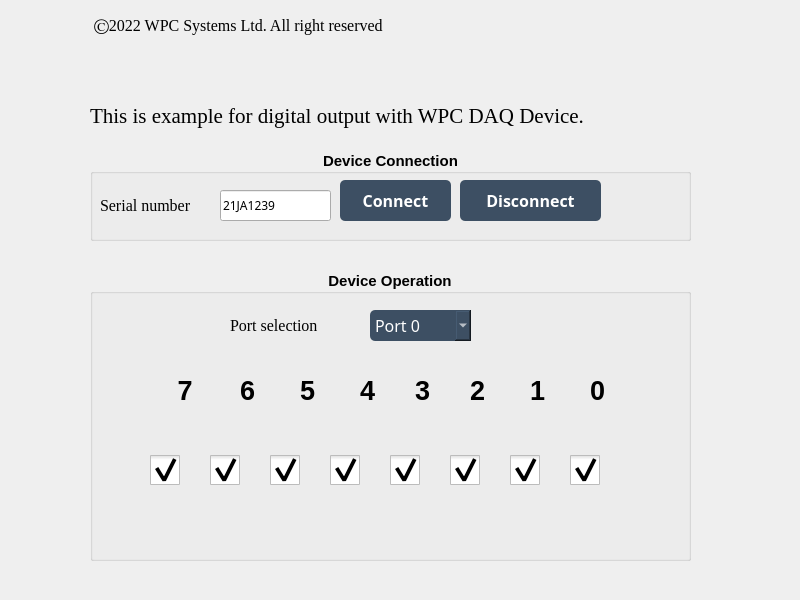
The window that examples/GUI/DIO/Example_digital_output/UI_design/example_GUI_DO.ui (WPC-Systems-Ltd/WPC_Python_driver_release) describes before a commit, drawn with Qt 5.
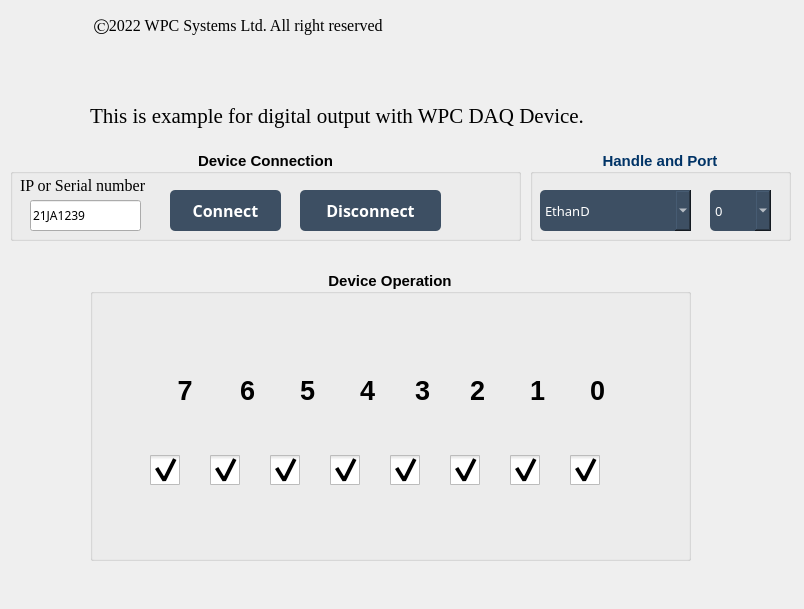
The same window after the commit. Icons and pictures are not drawn.

Commit message:
v1.1.0 - New products release EthanO & EthanL (#51)
v1.1.0 Date: 2022/11/23, Developer: Chunglee_people
-----------------------------------------------------------

### Added
- Add handle combobox in GUI example code
- Add product `EthanL` & `EthanO`
- Add `AO_waveform_generation.py` example code

### Changed
- Update `WPC_DAQ_Devices_User_Manual` from r19 to r20

What changed in the file:
```diff
--- a/examples/GUI/DIO/Example_digital_output/UI_design/example_GUI_DO.ui
+++ b/examples/GUI/DIO/Example_digital_output/UI_design/example_GUI_DO.ui
@@ -6,8 +6,8 @@
    <rect>
     <x>0</x>
     <y>0</y>
-    <width>800</width>
-    <height>600</height>
+    <width>804</width>
+    <height>609</height>
    </rect>
   </property>
   <property name="minimumSize">
@@ -243,9 +243,9 @@
    <widget class="QGroupBox" name="groupBox_connection">
     <property name="geometry">
      <rect>
-      <x>90</x>
+      <x>10</x>
       <y>150</y>
-      <width>601</width>
+      <width>511</width>
       <height>91</height>
      </rect>
     </property>
@@ -271,8 +271,8 @@
     <widget class="QPushButton" name="btn_connect">
      <property name="geometry">
       <rect>
-       <x>250</x>
-       <y>30</y>
+       <x>160</x>
+       <y>40</y>
        <width>111</width>
        <height>41</height>
       </rect>
@@ -304,8 +304,8 @@
     <widget class="QPushButton" name="btn_disconnect">
      <property name="geometry">
       <rect>
-       <x>370</x>
-       <y>30</y>
+       <x>290</x>
+       <y>40</y>
        <width>141</width>
        <height>41</height>
       </rect>
@@ -338,8 +338,8 @@
      <property name="geometry">
       <rect>
        <x>10</x>
-       <y>40</y>
-       <width>121</width>
+       <y>20</y>
+       <width>131</width>
        <height>31</height>
       </rect>
      </property>
@@ -352,14 +352,14 @@
       </font>
      </property>
      <property name="text">
-      <string>Serial number</string>
+      <string>IP or Serial number</string>
      </property>
     </widget>
     <widget class="QLineEdit" name="lineEdit_SN">
      <property name="geometry">
       <rect>
-       <x>130</x>
-       <y>40</y>
+       <x>20</x>
+       <y>50</y>
        <width>111</width>
        <height>31</height>
       </rect>
@@ -379,8 +379,8 @@
     <widget class="QLabel" name="lb_led">
      <property name="geometry">
       <rect>
-       <x>530</x>
-       <y>20</y>
+       <x>450</x>
+       <y>30</y>
        <width>51</width>
        <height>51</height>
       </rect>
@@ -699,13 +699,14 @@
       <bool>true</bool>
      </property>
     </widget>
-    <widget class="QComboBox" name="combobox_port">
+   </widget>
+   <widget class="QGroupBox" name="groupBox_handle">
      <property name="geometry">
       <rect>
-       <x>280</x>
-       <y>40</y>
-       <width>101</width>
-       <height>31</height>
+      <x>530</x>
+      <y>150</y>
+      <width>261</width>
+      <height>91</height>
       </rect>
      </property>
      <property name="palette">
@@ -714,24 +715,69 @@
         <colorrole role="WindowText">
          <brush brushstyle="SolidPattern">
           <color alpha="255">
-           <red>255</red>
-           <green>255</green>
-           <blue>255</blue>
+          <red>0</red>
+          <green>51</green>
+          <blue>102</blue>
           </color>
          </brush>
         </colorrole>
         <colorrole role="Button">
          <brush brushstyle="SolidPattern">
           <color alpha="255">
-           <red>61</red>
-           <green>79</green>
-           <blue>99</blue>
+          <red>255</red>
+          <green>255</green>
+          <blue>255</blue>
+         </color>
+        </brush>
+       </colorrole>
+       <colorrole role="Light">
+        <brush brushstyle="SolidPattern">
+         <color alpha="255">
+          <red>255</red>
+          <green>255</green>
+          <blue>255</blue>
+         </color>
+        </brush>
+       </colorrole>
+       <colorrole role="Midlight">
+        <brush brushstyle="SolidPattern">
+         <color alpha="255">
+          <red>255</red>
+          <green>255</green>
+          <blue>255</blue>
+         </color>
+        </brush>
+       </colorrole>
+       <colorrole role="Dark">
+        <brush brushstyle="SolidPattern">
+         <color alpha="255">
+          <red>127</red>
+          <green>127</green>
+          <blue>127</blue>
+         </color>
+        </brush>
+       </colorrole>
+       <colorrole role="Mid">
+        <brush brushstyle="SolidPattern">
+         <color alpha="255">
+          <red>170</red>
+          <green>170</green>
+          <blue>170</blue>
           </color>
          </brush>
         </colorrole>
         <colorrole role="Text">
          <brush brushstyle="SolidPattern">
           <color alpha="255">
+          <red>0</red>
+          <green>0</green>
+          <blue>0</blue>
+         </color>
+        </brush>
+       </colorrole>
+       <colorrole role="BrightText">
+        <brush brushstyle="SolidPattern">
+         <color alpha="255">
            <red>255</red>
            <green>255</green>
            <blue>255</blue>
@@ -741,36 +787,72 @@
         <colorrole role="ButtonText">
          <brush brushstyle="SolidPattern">
           <color alpha="255">
-           <red>255</red>
-           <green>255</green>
-           <blue>255</blue>
+          <red>0</red>
+          <green>0</green>
+          <blue>0</blue>
           </color>
          </brush>
         </colorrole>
         <colorrole role="Base">
          <brush brushstyle="SolidPattern">
           <color alpha="255">
-           <red>61</red>
-           <green>79</green>
-           <blue>99</blue>
+          <red>255</red>
+          <green>255</green>
+          <blue>255</blue>
           </color>
          </brush>
         </colorrole>
         <colorrole role="Window">
          <brush brushstyle="SolidPattern">
           <color alpha="255">
-           <red>61</red>
-           <green>79</green>
-           <blue>99</blue>
+          <red>255</red>
+          <green>255</green>
+          <blue>255</blue>
+         </color>
+        </brush>
+       </colorrole>
+       <colorrole role="Shadow">
+        <brush brushstyle="SolidPattern">
+         <color alpha="255">
+          <red>0</red>
+          <green>0</green>
+          <blue>0</blue>
+         </color>
+        </brush>
+       </colorrole>
+       <colorrole role="AlternateBase">
+        <brush brushstyle="SolidPattern">
+         <color alpha="255">
+          <red>255</red>
+          <green>255</green>
+          <blue>255</blue>
+         </color>
+        </brush>
+       </colorrole>
+       <colorrole role="ToolTipBase">
+        <brush brushstyle="SolidPattern">
+         <color alpha="255">
+          <red>255</red>
+          <green>255</green>
+          <blue>220</blue>
+         </color>
+        </brush>
+       </colorrole>
+       <colorrole role="ToolTipText">
+        <brush brushstyle="SolidPattern">
+         <color alpha="255">
+          <red>0</red>
+          <green>0</green>
+          <blue>0</blue>
           </color>
          </brush>
         </colorrole>
         <colorrole role="PlaceholderText">
          <brush brushstyle="NoBrush">
           <color alpha="128">
-           <red>255</red>
-           <green>255</green>
-           <blue>255</blue>
+          <red>0</red>
+          <green>0</green>
+          <blue>0</blue>
           </color>
          </brush>
         </colorrole>
@@ -779,24 +861,69 @@
         <colorrole role="WindowText">
          <brush brushstyle="SolidPattern">
           <color alpha="255">
-           <red>255</red>
-           <green>255</green>
-           <blue>255</blue>
+          <red>0</red>
+          <green>51</green>
+          <blue>102</blue>
           </color>
          </brush>
         </colorrole>
         <colorrole role="Button">
          <brush brushstyle="SolidPattern">
           <color alpha="255">
-           <red>61</red>
-           <green>79</green>
-           <blue>99</blue>
+          <red>255</red>
+          <green>255</green>
+          <blue>255</blue>
+         </color>
+        </brush>
+       </colorrole>
+       <colorrole role="Light">
+        <brush brushstyle="SolidPattern">
+         <color alpha="255">
+          <red>255</red>
+          <green>255</green>
+          <blue>255</blue>
+         </color>
+        </brush>
+       </colorrole>
+       <colorrole role="Midlight">
+        <brush brushstyle="SolidPattern">
+         <color alpha="255">
+          <red>255</red>
+          <green>255</green>
+          <blue>255</blue>
+         </color>
+        </brush>
+       </colorrole>
+       <colorrole role="Dark">
+        <brush brushstyle="SolidPattern">
+         <color alpha="255">
+          <red>127</red>
+          <green>127</green>
+          <blue>127</blue>
+         </color>
+        </brush>
+       </colorrole>
+       <colorrole role="Mid">
+        <brush brushstyle="SolidPattern">
+         <color alpha="255">
+          <red>170</red>
+          <green>170</green>
+          <blue>170</blue>
           </color>
          </brush>
         </colorrole>
         <colorrole role="Text">
          <brush brushstyle="SolidPattern">
           <color alpha="255">
+          <red>0</red>
+          <green>0</green>
+          <blue>0</blue>
+         </color>
+        </brush>
+       </colorrole>
+       <colorrole role="BrightText">
+        <brush brushstyle="SolidPattern">
+         <color alpha="255">
            <red>255</red>
            <green>255</green>
            <blue>255</blue>
@@ -806,36 +933,72 @@
         <colorrole role="ButtonText">
          <brush brushstyle="SolidPattern">
           <color alpha="255">
-           <red>255</red>
-           <green>255</green>
-           <blue>255</blue>
+          <red>0</red>
+          <green>0</green>
+          <blue>0</blue>
           </color>
          </brush>
         </colorrole>
         <colorrole role="Base">
          <brush brushstyle="SolidPattern">
           <color alpha="255">
-           <red>61</red>
-           <green>79</green>
-           <blue>99</blue>
+          <red>255</red>
+          <green>255</green>
+          <blue>255</blue>
           </color>
          </brush>
         </colorrole>
         <colorrole role="Window">
          <brush brushstyle="SolidPattern">
           <color alpha="255">
-           <red>61</red>
-           <green>79</green>
-           <blue>99</blue>
+          <red>255</red>
+          <green>255</green>
+          <blue>255</blue>
+         </color>
+        </brush>
+       </colorrole>
+       <colorrole role="Shadow">
+        <brush brushstyle="SolidPattern">
+         <color alpha="255">
+          <red>0</red>
+          <green>0</green>
+          <blue>0</blue>
+         </color>
+        </brush>
+       </colorrole>
+       <colorrole role="AlternateBase">
+        <brush brushstyle="SolidPattern">
+         <color alpha="255">
+          <red>255</red>
+          <green>255</green>
+          <blue>255</blue>
+         </color>
+        </brush>
+       </colorrole>
+       <colorrole role="ToolTipBase">
+        <brush brushstyle="SolidPattern">
+         <color alpha="255">
+          <red>255</red>
+          <green>255</green>
+          <blue>220</blue>
+         </color>
+        </brush>
+       </colorrole>
+       <colorrole role="ToolTipText">
+        <brush brushstyle="SolidPattern">
+         <color alpha="255">
+          <red>0</red>
+          <green>0</green>
+          <blue>0</blue>
           </color>
          </brush>
         </colorrole>
         <colorrole role="PlaceholderText">
          <brush brushstyle="NoBrush">
           <color alpha="128">
-           <red>255</red>
-           <green>255</green>
-           <blue>255</blue>
+          <red>0</red>
+          <green>0</green>
+          <blue>0</blue>
           </color>
          </brush>
         </colorrole>
@@ -844,24 +1007,69 @@
         <colorrole role="WindowText">
          <brush brushstyle="SolidPattern">
           <color alpha="255">
-           <red>255</red>
-           <green>255</green>
-           <blue>255</blue>
+          <red>127</red>
+          <green>127</green>
+          <blue>127</blue>
           </color>
          </brush>
         </colorrole>
         <colorrole role="Button">
          <brush brushstyle="SolidPattern">
           <color alpha="255">
-           <red>61</red>
-           <green>79</green>
-           <blue>99</blue>
+          <red>255</red>
+          <green>255</green>
+          <blue>255</blue>
+         </color>
+        </brush>
+       </colorrole>
+       <colorrole role="Light">
+        <brush brushstyle="SolidPattern">
+         <color alpha="255">
+          <red>255</red>
+          <green>255</green>
+          <blue>255</blue>
+         </color>
+        </brush>
+       </colorrole>
+       <colorrole role="Midlight">
+        <brush brushstyle="SolidPattern">
+         <color alpha="255">
+          <red>255</red>
+          <green>255</green>
+          <blue>255</blue>
+         </color>
+        </brush>
+       </colorrole>
+       <colorrole role="Dark">
+        <brush brushstyle="SolidPattern">
+         <color alpha="255">
+          <red>127</red>
+          <green>127</green>
+          <blue>127</blue>
+         </color>
+        </brush>
+       </colorrole>
+       <colorrole role="Mid">
+        <brush brushstyle="SolidPattern">
+         <color alpha="255">
+          <red>170</red>
+          <green>170</green>
+          <blue>170</blue>
           </color>
          </brush>
         </colorrole>
         <colorrole role="Text">
          <brush brushstyle="SolidPattern">
           <color alpha="255">
+          <red>127</red>
+          <green>127</green>
+          <blue>127</blue>
+         </color>
+        </brush>
+       </colorrole>
+       <colorrole role="BrightText">
+        <brush brushstyle="SolidPattern">
+         <color alpha="255">
            <red>255</red>
            <green>255</green>
            <blue>255</blue>
@@ -871,36 +1079,72 @@
         <colorrole role="ButtonText">
          <brush brushstyle="SolidPattern">
           <color alpha="255">
-           <red>255</red>
-           <green>255</green>
-           <blue>255</blue>
+          <red>127</red>
+          <green>127</green>
+          <blue>127</blue>
           </color>
          </brush>
         </colorrole>
         <colorrole role="Base">
          <brush brushstyle="SolidPattern">
           <color alpha="255">
-           <red>61</red>
-           <green>79</green>
-           <blue>99</blue>
+          <red>255</red>
+          <green>255</green>
+          <blue>255</blue>
           </color>
          </brush>
         </colorrole>
         <colorrole role="Window">
          <brush brushstyle="SolidPattern">
           <color alpha="255">
-           <red>61</red>
-           <green>79</green>
-           <blue>99</blue>
+          <red>255</red>
+          <green>255</green>
+          <blue>255</blue>
+         </color>
+        </brush>
+       </colorrole>
+       <colorrole role="Shadow">
+        <brush brushstyle="SolidPattern">
+         <color alpha="255">
+          <red>0</red>
+          <green>0</green>
+          <blue>0</blue>
+         </color>
+        </brush>
+       </colorrole>
+       <colorrole role="AlternateBase">
+        <brush brushstyle="SolidPattern">
+         <color alpha="255">
+          <red>255</red>
+          <green>255</green>
+          <blue>255</blue>
+         </color>
+        </brush>
+       </colorrole>
+       <colorrole role="ToolTipBase">
+        <brush brushstyle="SolidPattern">
+         <color alpha="255">
+          <red>255</red>
+          <green>255</green>
+          <blue>220</blue>
+         </color>
+        </brush>
+       </colorrole>
+       <colorrole role="ToolTipText">
+        <brush brushstyle="SolidPattern">
+         <color alpha="255">
+          <red>0</red>
+          <green>0</green>
+          <blue>0</blue>
           </color>
          </brush>
         </colorrole>
         <colorrole role="PlaceholderText">
          <brush brushstyle="NoBrush">
           <color alpha="128">
-           <red>255</red>
-           <green>255</green>
-           <blue>255</blue>
+          <red>0</red>
+          <green>0</green>
+          <blue>0</blue>
           </color>
          </brush>
         </colorrole>
@@ -909,39 +1153,261 @@
      </property>
      <property name="font">
       <font>
-       <family>微軟正黑體</family>
-       <pointsize>12</pointsize>
-       <weight>50</weight>
-       <bold>false</bold>
-       <kerning>true</kerning>
-      </font>
-     </property>
-     <property name="acceptDrops">
-      <bool>false</bool>
-     </property>
+      <family>Arial</family>
+      <pointsize>11</pointsize>
+      <weight>75</weight>
+      <bold>true</bold>
+     </font>
+    </property>
      <property name="layoutDirection">
       <enum>Qt::LeftToRight</enum>
      </property>
-     <property name="autoFillBackground">
+    <property name="title">
+     <string>Handle and Port</string>
+    </property>
+    <property name="alignment">
+     <set>Qt::AlignCenter</set>
+    </property>
+    <property name="flat">
       <bool>false</bool>
      </property>
+    <property name="checkable">
+     <bool>false</bool>
+    </property>
+    <widget class="QComboBox" name="comboBox_handle">
+     <property name="geometry">
+      <rect>
+       <x>10</x>
+       <y>40</y>
+       <width>151</width>
+       <height>41</height>
+      </rect>
+     </property>
+     <property name="palette">
+      <palette>
+       <active>
+        <colorrole role="WindowText">
+         <brush brushstyle="SolidPattern">
+          <color alpha="255">
+           <red>255</red>
+           <green>255</green>
+           <blue>255</blue>
+          </color>
+         </brush>
+        </colorrole>
+        <colorrole role="Button">
+         <brush brushstyle="SolidPattern">
+          <color alpha="255">
+           <red>61</red>
+           <green>79</green>
+           <blue>99</blue>
+          </color>
+         </brush>
+        </colorrole>
+        <colorrole role="Text">
+         <brush brushstyle="SolidPattern">
+          <color alpha="255">
+           <red>255</red>
+           <green>255</green>
+           <blue>255</blue>
+          </color>
+         </brush>
+        </colorrole>
+        <colorrole role="ButtonText">
+         <brush brushstyle="SolidPattern">
+          <color alpha="255">
+           <red>255</red>
+           <green>255</green>
+           <blue>255</blue>
+          </color>
+         </brush>
+        </colorrole>
+        <colorrole role="Base">
+         <brush brushstyle="SolidPattern">
+          <color alpha="255">
+           <red>61</red>
+           <green>79</green>
+           <blue>99</blue>
+          </color>
+         </brush>
+        </colorrole>
+        <colorrole role="Window">
+         <brush brushstyle="SolidPattern">
+          <color alpha="255">
+           <red>61</red>
+           <green>79</green>
+           <blue>99</blue>
+          </color>
+         </brush>
+        </colorrole>
+        <colorrole role="PlaceholderText">
+         <brush brushstyle="NoBrush">
+          <color alpha="128">
+           <red>255</red>
+           <green>255</green>
+           <blue>255</blue>
+          </color>
+         </brush>
+        </colorrole>
+       </active>
+       <inactive>
+        <colorrole role="WindowText">
+         <brush brushstyle="SolidPattern">
+          <color alpha="255">
+           <red>255</red>
+           <green>255</green>
+           <blue>255</blue>
+          </color>
+         </brush>
+        </colorrole>
+        <colorrole role="Button">
+         <brush brushstyle="SolidPattern">
+          <color alpha="255">
+           <red>61</red>
+           <green>79</green>
+           <blue>99</blue>
+          </color>
+         </brush>
+        </colorrole>
+        <colorrole role="Text">
+         <brush brushstyle="SolidPattern">
+          <color alpha="255">
+           <red>255</red>
+           <green>255</green>
+           <blue>255</blue>
+          </color>
+         </brush>
+        </colorrole>
+        <colorrole role="ButtonText">
+         <brush brushstyle="SolidPattern">
+          <color alpha="255">
+           <red>255</red>
+           <green>255</green>
+           <blue>255</blue>
+          </color>
+         </brush>
+        </colorrole>
+        <colorrole role="Base">
+         <brush brushstyle="SolidPattern">
+          <color alpha="255">
+           <red>61</red>
+           <green>79</green>
+           <blue>99</blue>
+          </color>
+         </brush>
+        </colorrole>
+        <colorrole role="Window">
+         <brush brushstyle="SolidPattern">
+          <color alpha="255">
+           <red>61</red>
+           <green>79</green>
+           <blue>99</blue>
+          </color>
+         </brush>
+        </colorrole>
+        <colorrole role="PlaceholderText">
+         <brush brushstyle="NoBrush">
+          <color alpha="128">
+           <red>255</red>
+           <green>255</green>
+           <blue>255</blue>
+          </color>
+         </brush>
+        </colorrole>
+       </inactive>
+       <disabled>
+        <colorrole role="WindowText">
+         <brush brushstyle="SolidPattern">
+          <color alpha="255">
+           <red>255</red>
+           <green>255</green>
+           <blue>255</blue>
+          </color>
+         </brush>
+        </colorrole>
+        <colorrole role="Button">
+         <brush brushstyle="SolidPattern">
+          <color alpha="255">
+           <red>61</red>
+           <green>79</green>
+           <blue>99</blue>
+          </color>
+         </brush>
+        </colorrole>
+        <colorrole role="Text">
+         <brush brushstyle="SolidPattern">
+          <color alpha="255">
+           <red>255</red>
+           <green>255</green>
+           <blue>255</blue>
+          </color>
+         </brush>
+        </colorrole>
+        <colorrole role="ButtonText">
+         <brush brushstyle="SolidPattern">
+          <color alpha="255">
+           <red>255</red>
+           <green>255</green>
+           <blue>255</blue>
+          </color>
+         </brush>
+        </colorrole>
+        <colorrole role="Base">
+         <brush brushstyle="SolidPattern">
+          <color alpha="255">
+           <red>61</red>
+           <green>79</green>
+           <blue>99</blue>
+          </color>
+         </brush>
+        </colorrole>
+        <colorrole role="Window">
+         <brush brushstyle="SolidPattern">
+          <color alpha="255">
+           <red>61</red>
+           <green>79</green>
+           <blue>99</blue>
+          </color>
+         </brush>
+        </colorrole>
+        <colorrole role="PlaceholderText">
+         <brush brushstyle="NoBrush">
+          <color alpha="128">
+           <red>255</red>
+           <green>255</green>
+           <blue>255</blue>
+          </color>
+         </brush>
+        </colorrole>
+       </disabled>
+      </palette>
+     </property>
+     <property name="font">
+      <font>
+       <family>微軟正黑體</family>
+       <pointsize>10</pointsize>
+       <weight>50</weight>
+       <bold>false</bold>
+       <kerning>true</kerning>
+      </font>
+     </property>
      <property name="styleSheet">
       <string notr="true">background-color: rgb(61, 79, 99);
 border-radius : 5px;
 color:  rgb(255, 255, 255); </string>
      </property>
-     <property name="editable">
-      <bool>false</bool>
-     </property>
      <property name="currentText">
-      <string>Port 0</string>
+      <string>EthanD</string>
      </property>
-     <property name="frame">
-      <bool>true</bool>
+     <property name="currentIndex">
+      <number>0</number>
      </property>
+     <property name="minimumContentsLength">
+      <number>0</number>
+     </property>
      <item>
       <property name="text">
-       <string>Port 0</string>
+       <string>EthanD</string>
       </property>
      </item>
      <item>
@@ -960,25 +1426,252 @@
       </property>
      </item>
     </widget>
-   </widget>
-   <widget class="QLabel" name="lb_port">
+    <widget class="QComboBox" name="comboBox_port">
     <property name="geometry">
      <rect>
-      <x>230</x>
-      <y>310</y>
-      <width>121</width>
-      <height>31</height>
-     </rect>
-    </property>
+       <x>180</x>
+       <y>40</y>
+       <width>61</width>
+       <height>41</height>
+      </rect>
+     </property>
+     <property name="palette">
+      <palette>
+       <active>
+        <colorrole role="WindowText">
+         <brush brushstyle="SolidPattern">
+          <color alpha="255">
+           <red>255</red>
+           <green>255</green>
+           <blue>255</blue>
+          </color>
+         </brush>
+        </colorrole>
+        <colorrole role="Button">
+         <brush brushstyle="SolidPattern">
+          <color alpha="255">
+           <red>61</red>
+           <green>79</green>
+           <blue>99</blue>
+          </color>
+         </brush>
+        </colorrole>
+        <colorrole role="Text">
+         <brush brushstyle="SolidPattern">
+          <color alpha="255">
+           <red>255</red>
+           <green>255</green>
+           <blue>255</blue>
+          </color>
+         </brush>
+        </colorrole>
+        <colorrole role="ButtonText">
+         <brush brushstyle="SolidPattern">
+          <color alpha="255">
+           <red>255</red>
+           <green>255</green>
+           <blue>255</blue>
+          </color>
+         </brush>
+        </colorrole>
+        <colorrole role="Base">
+         <brush brushstyle="SolidPattern">
+          <color alpha="255">
+           <red>61</red>
+           <green>79</green>
+           <blue>99</blue>
+          </color>
+         </brush>
+        </colorrole>
+        <colorrole role="Window">
+         <brush brushstyle="SolidPattern">
+          <color alpha="255">
+           <red>61</red>
+           <green>79</green>
+           <blue>99</blue>
+          </color>
+         </brush>
+        </colorrole>
+        <colorrole role="PlaceholderText">
+         <brush brushstyle="NoBrush">
+          <color alpha="128">
+           <red>255</red>
+           <green>255</green>
+           <blue>255</blue>
+          </color>
+         </brush>
+        </colorrole>
+       </active>
+       <inactive>
+        <colorrole role="WindowText">
+         <brush brushstyle="SolidPattern">
+          <color alpha="255">
+           <red>255</red>
+           <green>255</green>
+           <blue>255</blue>
+          </color>
+         </brush>
+        </colorrole>
+        <colorrole role="Button">
+         <brush brushstyle="SolidPattern">
+          <color alpha="255">
+           <red>61</red>
+           <green>79</green>
+           <blue>99</blue>
+          </color>
+         </brush>
+        </colorrole>
+        <colorrole role="Text">
+         <brush brushstyle="SolidPattern">
+          <color alpha="255">
+           <red>255</red>
+           <green>255</green>
+           <blue>255</blue>
+          </color>
+         </brush>
+        </colorrole>
+        <colorrole role="ButtonText">
+         <brush brushstyle="SolidPattern">
+          <color alpha="255">
+           <red>255</red>
+           <green>255</green>
+           <blue>255</blue>
+          </color>
+         </brush>
+        </colorrole>
+        <colorrole role="Base">
+         <brush brushstyle="SolidPattern">
+          <color alpha="255">
+           <red>61</red>
+           <green>79</green>
+           <blue>99</blue>
+          </color>
+         </brush>
+        </colorrole>
+        <colorrole role="Window">
+         <brush brushstyle="SolidPattern">
+          <color alpha="255">
+           <red>61</red>
+           <green>79</green>
+           <blue>99</blue>
+          </color>
+         </brush>
+        </colorrole>
+        <colorrole role="PlaceholderText">
+         <brush brushstyle="NoBrush">
+          <color alpha="128">
+           <red>255</red>
+           <green>255</green>
+           <blue>255</blue>
+          </color>
+         </brush>
+        </colorrole>
+       </inactive>
+       <disabled>
+        <colorrole role="WindowText">
+         <brush brushstyle="SolidPattern">
+          <color alpha="255">
+           <red>255</red>
+           <green>255</green>
+           <blue>255</blue>
+          </color>
+         </brush>
+        </colorrole>
+        <colorrole role="Button">
+         <brush brushstyle="SolidPattern">
+          <color alpha="255">
+           <red>61</red>
+           <green>79</green>
+           <blue>99</blue>
+          </color>
+         </brush>
+        </colorrole>
+        <colorrole role="Text">
+         <brush brushstyle="SolidPattern">
+          <color alpha="255">
+           <red>255</red>
+           <green>255</green>
+           <blue>255</blue>
+          </color>
+         </brush>
+        </colorrole>
+        <colorrole role="ButtonText">
+         <brush brushstyle="SolidPattern">
+          <color alpha="255">
+           <red>255</red>
+           <green>255</green>
+           <blue>255</blue>
+          </color>
+         </brush>
+        </colorrole>
+        <colorrole role="Base">
+         <brush brushstyle="SolidPattern">
+          <color alpha="255">
+           <red>61</red>
+           <green>79</green>
+           <blue>99</blue>
+          </color>
+         </brush>
+        </colorrole>
+        <colorrole role="Window">
+         <brush brushstyle="SolidPattern">
+          <color alpha="255">
+           <red>61</red>
+           <green>79</green>
+           <blue>99</blue>
+          </color>
+         </brush>
+        </colorrole>
+        <colorrole role="PlaceholderText">
+         <brush brushstyle="NoBrush">
+          <color alpha="128">
+           <red>255</red>
+           <green>255</green>
+           <blue>255</blue>
+          </color>
+         </brush>
+        </colorrole>
+       </disabled>
+      </palette>
+     </property>
     <property name="font">
      <font>
-      <family>Times New Roman</family>
-      <pointsize>12</pointsize>
-     </font>
-    </property>
+       <family>微軟正黑體</family>
+       <pointsize>10</pointsize>
+       <weight>50</weight>
+       <bold>false</bold>
+       <kerning>true</kerning>
+      </font>
+     </property>
+     <property name="styleSheet">
+      <string notr="true">background-color: rgb(61, 79, 99);
+border-radius : 5px;
+color:  rgb(255, 255, 255); </string>
+     </property>
+     <property name="currentText">
+      <string>0</string>
+     </property>
+     <item>
     <property name="text">
-     <string>Port selection</string>
-    </property>
+       <string>0</string>
+      </property>
+     </item>
+     <item>
+      <property name="text">
+       <string>1</string>
+      </property>
+     </item>
+     <item>
+      <property name="text">
+       <string>2</string>
+      </property>
+     </item>
+     <item>
+      <property name="text">
+       <string>3</string>
+      </property>
+     </item>
+    </widget>
    </widget>
    <zorder>groupBox_docontrol</zorder>
    <zorder>lb_7</zorder>
```
Left out of the diff: 30 changed lines with no effect on the pictures. Lines whose indentation alone changed are shown as unchanged. The commit also changes 339 other files.
